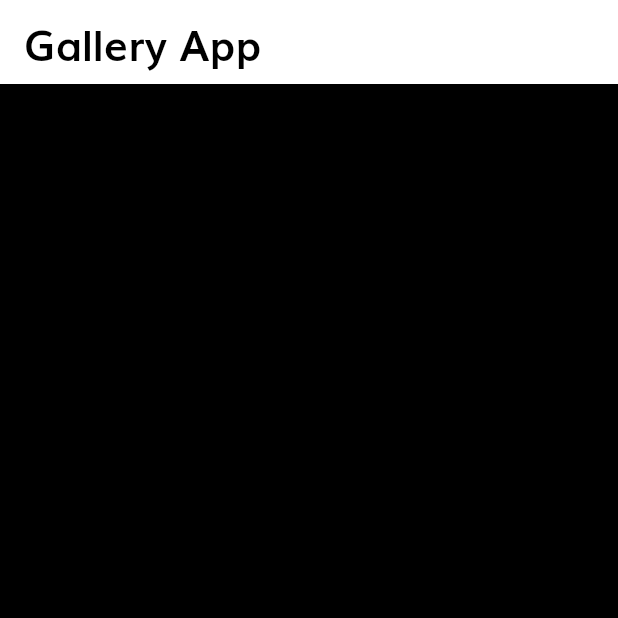
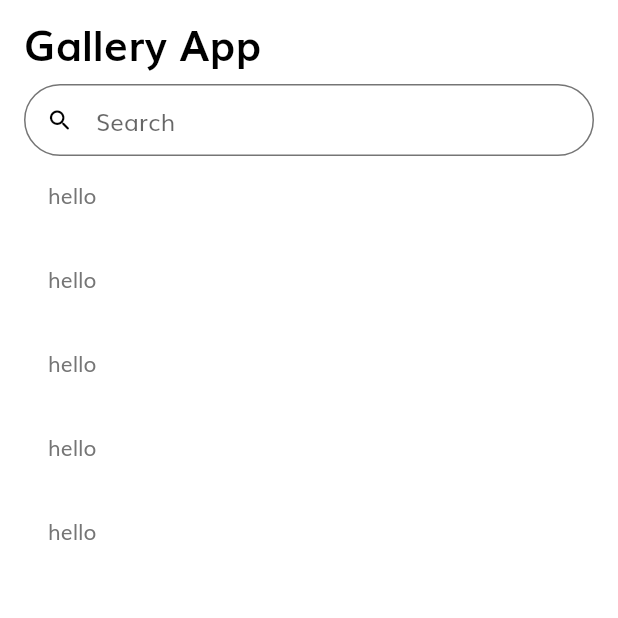
Before and after one commit to nahiyan762/gallery_app, a Flutter app: the screen it shows after launch, on a phone screen of 412 x 824 dp, the top half of it. Run offline on Flutter 3.47's test engine with Material 2 defaults, Android fonts, the phone set to English and light mode, and no system bars; drawn by our look-alikes of auto_size_text.

Commit message:
feat(home): added search box

```diff
--- a/lib/HomeScreen/HomeScreen.dart
+++ b/lib/HomeScreen/HomeScreen.dart
@@ -3,23 +3,44 @@ import 'package:gallery_app/widget/text_widget.dart';
 
 class HomeScreen extends StatelessWidget {
   static String routeName = "/home";
+
   const HomeScreen({Key? key}) : super(key: key);
 
   @override
   Widget build(BuildContext context) {
     return Scaffold(
-      appBar: AppBar(
-        title: Container(
-          alignment: Alignment.centerLeft,
-          height: MediaQuery.of(context).size.height,
-          child: FittedBox(child: titleTextH1(context, "Gallery App")),
+        appBar: AppBar(
+          title: Align(
+              alignment: Alignment.centerLeft,
+              child: titleTextH1(context, "Gallery App")),
         ),
-      ),
-      body: SafeArea(
-        child: Container(
-          color: Colors.black,
-        ),
-      )
-    );
+        body: SafeArea(
+          child: Padding(
+            padding: const EdgeInsets.only(left: 16, right: 16),
+            child: Column(
+              children: [
+                TextField(
+                  decoration: InputDecoration(
+                      prefixIcon:
+                          const Icon(Icons.search_rounded, color: Colors.black),
+                      hintText: 'Search',
+                      contentPadding: const EdgeInsets.symmetric(vertical: 8, horizontal: 8),
+                      isDense: true,
+                      border: OutlineInputBorder(
+                          borderRadius: BorderRadius.circular(0.6))),
+                ),
+                Expanded(
+                    child: ListView.builder(
+                      itemCount: 5,
+                      itemBuilder: (context, index) {
+                        return ListTile(
+                          leading: Text('hello')
+                        );
+                      },
+                    ))
+              ],
+            ),
+          ),
+        ));
   }
 }
```
